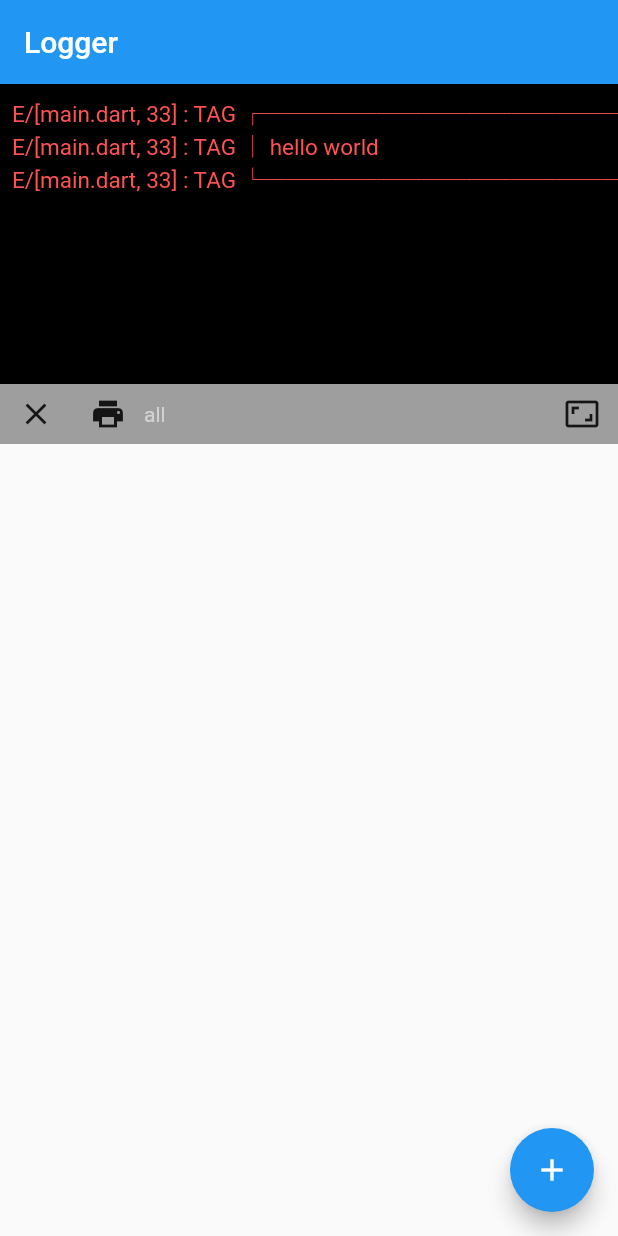
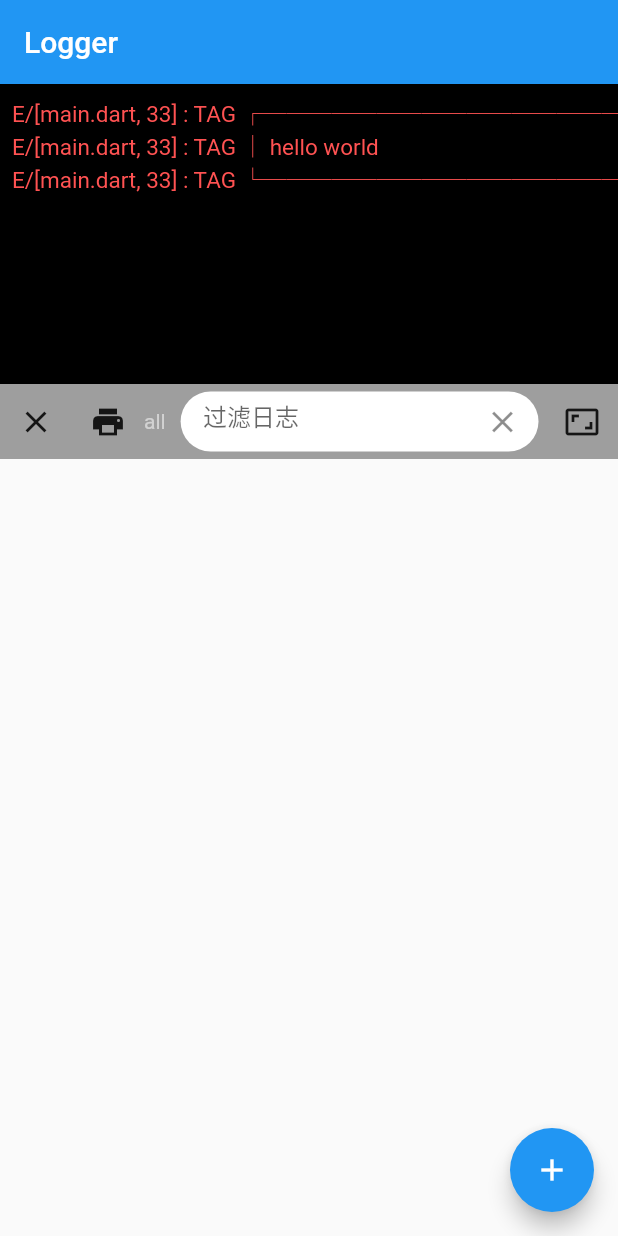
Before and after one commit to niezhiyang/flutter_logger, a Flutter app: the screen it shows after launch, on a phone screen of 412 x 824 dp. Run offline on Flutter 3.47's test engine with Material 2 defaults, Android fonts, the phone set to English and light mode, and no system bars.

```diff
--- a/example/lib/main.dart
+++ b/example/lib/main.dart
@@ -16,7 +16,7 @@ class MyApp extends StatelessWidget {
     Logger.i("hello world");
     Logger.w("hello world");
     Logger.e("hello world", tag: "TAG");
-    var json = "{\"name\":\"tom\",\"age\":\"18\"}";
+    var json = "{\"name\":\"tom\",\"age\":\"38\",\"son\":{\"name\":\"jerry\",\"age\":\"18\",\"grandson\":{\"name\":\"lily\",\"age\":\"8\"}}}";
     Logger.json(json);
 
     // Logger.levelVerbose = 247;
--- a/lib/console_widget.dart
+++ b/lib/console_widget.dart
@@ -1,6 +1,5 @@
 import 'package:flutter/cupertino.dart';
 import 'package:flutter/material.dart';
-import 'package:flutter_easylogger/flutter_logger.dart';
 import 'package:flutter_easylogger/logger_printer.dart';
 
 import 'src/console_util.dart';
@@ -14,10 +13,14 @@ class ConsoleWidget extends StatefulWidget {
 }
 
 class _ConsoleWidgetState extends State<ConsoleWidget> {
+  late ScrollController _controller;
 
-  late ScrollController _controller ;
-  late TextSelectionControls _selectionControl ;
+  late TextSelectionControls _selectionControl;
+
+  late TextEditingController _textController;
   static const int _levelDefault = -1;
+
+  String _filterStr = "";
 
   int _logLevel = _levelDefault;
   bool _isLarge = false;
@@ -26,19 +29,23 @@ class _ConsoleWidgetState extends State<ConsoleWidget> {
 
   // final Color _curreetLeveColor = ConsoleUtil.getLevelColor(_logLevel);
 
-  final double _mangerSize = 40;
+  final double _mangerSize = 50;
 
   @override
   void initState() {
     _controller = ScrollController();
     _selectionControl = MaterialTextSelectionControls();
+    _textController = TextEditingController();
     super.initState();
   }
+
   @override
   void dispose() {
     _controller.dispose();
+    _textController.dispose();
     super.dispose();
   }
+
   @override
   Widget build(BuildContext context) {
     return LayoutBuilder(builder: (context, constraints) {
@@ -75,8 +82,9 @@ class _ConsoleWidgetState extends State<ConsoleWidget> {
                   _levelName,
                   style: TextStyle(color: ConsoleUtil.getLevelColor(_logLevel)),
                 ),
-                const Expanded(
-                  child: Text(""),
+                const SizedBox(width: 5,),
+                Expanded(
+                  child: _buildTextFiled(),
                 ),
                 IconButton(
                   onPressed: _changeSize,
@@ -99,9 +107,11 @@ class _ConsoleWidgetState extends State<ConsoleWidget> {
       TextStyle _logStyle = TextStyle(
           color: ConsoleUtil.getLevelColor(logMode.level),
           fontSize: 15,
+          // fontFamily: 'monospace',
           decoration: TextDecoration.none,
           fontWeight: FontWeight.w400);
 
+      // TextStyle _logStyle =GoogleFonts.oxygenMono(color: ConsoleUtil.getLevelColor(logMode.level),);
       TextSpan span = TextSpan(
         children: [
           TextSpan(
@@ -110,18 +120,20 @@ class _ConsoleWidgetState extends State<ConsoleWidget> {
           ),
         ],
       );
-      if (_logLevel == logMode.level || _logLevel == _levelDefault) {
+      // 过滤日志
+      if ((_logLevel == logMode.level || _logLevel == _levelDefault)&& logMode.logMessage!=null && logMode.logMessage!.contains(_filterStr)) {
         spanList.add(span);
       }
     }
 
     return Scrollbar(
-      controller: _controller,
+      // controller: _controller,
       scrollbarOrientation: ScrollbarOrientation.bottom,
+
       child: SingleChildScrollView(
         scrollDirection: Axis.horizontal,
         padding: const EdgeInsets.all(8.0),
-        primary:false,
+        primary:true,
         child: SelectableText.rich(
           TextSpan(
             children: spanList,
@@ -249,4 +261,40 @@ class _ConsoleWidgetState extends State<ConsoleWidget> {
         break;
     }
   }
+
+  Widget _buildTextFiled() {
+   return Container(
+     margin: const EdgeInsets.all(5),
+     padding: EdgeInsets.only(left: 15),
+     decoration: BoxDecoration(
+       color: Colors.white,
+       borderRadius: BorderRadius.circular(20),
+     ),
+     child: TextField(
+       autofocus:false ,
+        controller: _textController,
+        onChanged: (value){
+          _filterText(value);
+        },
+        textInputAction: TextInputAction.done,
+        decoration: InputDecoration(
+          hintText: "过滤日志",
+          suffixIcon: IconButton(
+            icon: const Icon(Icons.clear),
+            onPressed: () {
+              _textController.clear();
+              _filterText("");
+            },
+          ),
+          border: InputBorder.none,
+        ),
+      ),
+   );
+  }
+
+  void _filterText(String value) {
+    setState(() {
+      _filterStr = value;
+    });
+  }
 }
--- a/lib/src/file_util.dart
+++ b/lib/src/file_util.dart
@@ -107,11 +107,12 @@ class FileUtil {
     return buffer.toString();
   }
 
-  ///获取缩进空白符
+  ///获取缩进空白符　不能用\t , \t 虽然在android stuido 上可以，但是在安卓和ios上行不通
   static String getDeepSpace(int deep) {
     var tab = StringBuffer();
     for (int i = 0; i < deep; i++) {
-      tab.write("\t");
+      tab.write("　");
+      // tab.write("\t");
     }
     return tab.toString();
   }
--- a/pubspec.yaml
+++ b/pubspec.yaml
@@ -10,6 +10,8 @@ environment:
 dependencies:
   flutter:
     sdk: flutter
+
+  google_fonts: ^2.1.0
 
 dev_dependencies:
   flutter_test:
```
Also changed, not shown: lib/src/round_Input_field.dart (added, +47 -0 lines), example/pubspec.lock, pubspec.lock, 1 other file.
